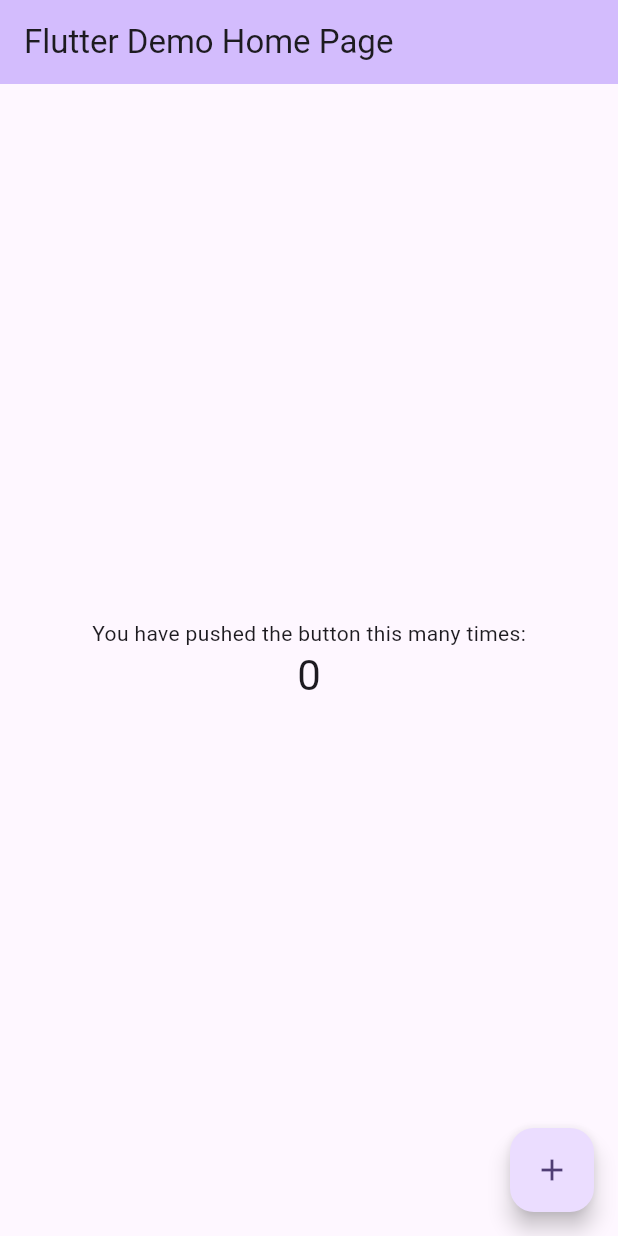
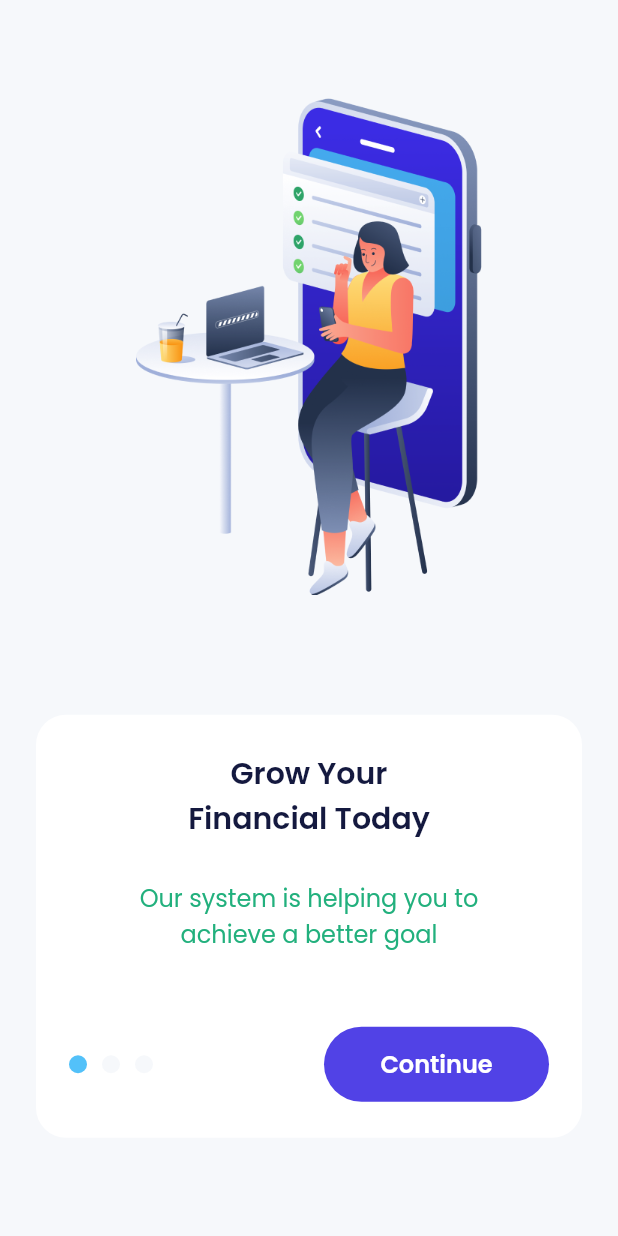
Before and after one commit to ahsar04/bank_sha, a Flutter app: the screen it shows after launch, on a phone screen of 412 x 824 dp. Run offline on Flutter 3.47's test engine with Material 2 defaults, Android fonts, the phone set to English and light mode, and no system bars; drawn by our look-alikes of carousel_slider; our stand-ins replace google_fonts.

Commit message:
login page

```diff
--- a/lib/main.dart
+++ b/lib/main.dart
@@ -1,125 +1,16 @@
+import 'package:bank_sha/ui/pages/splash_page.dart';
 import 'package:flutter/material.dart';
 
-void main() {
-  runApp(const MyApp());
-}
+void main() => runApp(const MyApp());
 
 class MyApp extends StatelessWidget {
   const MyApp({super.key});
 
-  // This widget is the root of your application.
   @override
   Widget build(BuildContext context) {
-    return MaterialApp(
-      title: 'Flutter Demo',
-      theme: ThemeData(
-        // This is the theme of your application.
-        //
-        // TRY THIS: Try running your application with "flutter run". You'll see
-        // the application has a blue toolbar. Then, without quitting the app,
-        // try changing the seedColor in the colorScheme below to Colors.green
-        // and then invoke "hot reload" (save your changes or press the "hot
-        // reload" button in a Flutter-supported IDE, or press "r" if you used
-        // the command line to start the app).
-        //
-        // Notice that the counter didn't reset back to zero; the application
-        // state is not lost during the reload. To reset the state, use hot
-        // restart instead.
-        //
-        // This works for code too, not just values: Most code changes can be
-        // tested with just a hot reload.
-        colorScheme: ColorScheme.fromSeed(seedColor: Colors.deepPurple),
-        useMaterial3: true,
-      ),
-      home: const MyHomePage(title: 'Flutter Demo Home Page'),
+    return const MaterialApp(
+      debugShowCheckedModeBanner: false,
+      home: SplashPage(),
     );
   }
 }
-
-class MyHomePage extends StatefulWidget {
-  const MyHomePage({super.key, required this.title});
-
-  // This widget is the home page of your application. It is stateful, meaning
-  // that it has a State object (defined below) that contains fields that affect
-  // how it looks.
-
-  // This class is the configuration for the state. It holds the values (in this
-  // case the title) provided by the parent (in this case the App widget) and
-  // used by the build method of the State. Fields in a Widget subclass are
-  // always marked "final".
-
-  final String title;
-
-  @override
-  State<MyHomePage> createState() => _MyHomePageState();
-}
-
-class _MyHomePageState extends State<MyHomePage> {
-  int _counter = 0;
-
-  void _incrementCounter() {
-    setState(() {
-      // This call to setState tells the Flutter framework that something has
-      // changed in this State, which causes it to rerun the build method below
-      // so that the display can reflect the updated values. If we changed
-      // _counter without calling setState(), then the build method would not be
-      // called again, and so nothing would appear to happen.
-      _counter++;
-    });
-  }
-
-  @override
-  Widget build(BuildContext context) {
-    // This method is rerun every time setState is called, for instance as done
-    // by the _incrementCounter method above.
-    //
-    // The Flutter framework has been optimized to make rerunning build methods
-    // fast, so that you can just rebuild anything that needs updating rather
-    // than having to individually change instances of widgets.
-    return Scaffold(
-      appBar: AppBar(
-        // TRY THIS: Try changing the color here to a specific color (to
-        // Colors.amber, perhaps?) and trigger a hot reload to see the AppBar
-        // change color while the other colors stay the same.
-        backgroundColor: Theme.of(context).colorScheme.inversePrimary,
-        // Here we take the value from the MyHomePage object that was created by
-        // the App.build method, and use it to set our appbar title.
-        title: Text(widget.title),
-      ),
-      body: Center(
-        // Center is a layout widget. It takes a single child and positions it
-        // in the middle of the parent.
-        child: Column(
-          // Column is also a layout widget. It takes a list of children and
-          // arranges them vertically. By default, it sizes itself to fit its
-          // children horizontally, and tries to be as tall as its parent.
-          //
-          // Column has various properties to control how it sizes itself and
-          // how it positions its children. Here we use mainAxisAlignment to
-          // center the children vertically; the main axis here is the vertical
-          // axis because Columns are vertical (the cross axis would be
-          // horizontal).
-          //
-          // TRY THIS: Invoke "debug painting" (choose the "Toggle Debug Paint"
-          // action in the IDE, or press "p" in the console), to see the
-          // wireframe for each widget.
-          mainAxisAlignment: MainAxisAlignment.center,
-          children: <Widget>[
-            const Text(
-              'You have pushed the button this many times:',
-            ),
-            Text(
-              '$_counter',
-              style: Theme.of(context).textTheme.headlineMedium,
-            ),
-          ],
-        ),
-      ),
-      floatingActionButton: FloatingActionButton(
-        onPressed: _incrementCounter,
-        tooltip: 'Increment',
-        child: const Icon(Icons.add),
-      ), // This trailing comma makes auto-formatting nicer for build methods.
-    );
-  }
-}
--- /dev/null
+++ b/lib/shared/theme.dart
@@ -0,0 +1,36 @@
+import 'package:flutter/material.dart';
+import 'package:google_fonts/google_fonts.dart';
+
+Color whiteColor = const Color(0xffFFFFFF);
+Color blackColor = const Color(0xff14193F);
+Color greyColor = const Color(0xffA4A8AE);
+Color lightBackgroundColor = const Color(0xffF6F8FB);
+Color darkBackgroundColor = const Color(0xff020518);
+Color blueColor = const Color(0xff53C1F9);
+Color purpleColor = const Color(0xff5142E6);
+Color greenColor = const Color(0xff22B07D);
+Color numberBackGroundColor = const Color(0xff1A1D2E);
+
+TextStyle blackTextStyle = GoogleFonts.poppins(
+  color: blackColor,
+);
+TextStyle whiteTextStyle = GoogleFonts.poppins(
+  color: whiteColor,
+);
+TextStyle greyTextStyle = GoogleFonts.poppins(
+  color: greyColor,
+);
+TextStyle blueTextStyle = GoogleFonts.poppins(
+  color: blueColor,
+);
+TextStyle greenTextStyle = GoogleFonts.poppins(
+  color: greenColor,
+);
+
+FontWeight light = FontWeight.w300;
+FontWeight reguler = FontWeight.w400;
+FontWeight medium = FontWeight.w500;
+FontWeight semiBold = FontWeight.w600;
+FontWeight bold = FontWeight.w700;
+FontWeight extraBold = FontWeight.w800;
+FontWeight black = FontWeight.w900;
--- /dev/null
+++ b/lib/ui/pages/onboarding_page.dart
@@ -0,0 +1,199 @@
+import 'package:bank_sha/shared/theme.dart';
+import 'package:bank_sha/ui/pages/sign_in_page.dart';
+import 'package:bank_sha/ui/widgets/buttons.dart';
+import 'package:carousel_slider/carousel_slider.dart';
+import 'package:flutter/material.dart';
+
+class OnboardingPage extends StatefulWidget {
+  const OnboardingPage({super.key});
+
+  @override
+  State<OnboardingPage> createState() => _OnboardingPageState();
+}
+
+class _OnboardingPageState extends State<OnboardingPage> {
+  int currentIndex = 0;
+  CarouselController carouselController = CarouselController();
+
+  List<String> titles = [
+    'Grow Your\nFinancial Today',
+    'Build From\nZero to Freedom',
+    'Start Together',
+  ];
+
+  List<String> subTitles = [
+    'Our system is helping you to\nachieve a better goal',
+    'We provide tips for you so that\nyou can adapt easier',
+    'We will guide you to where\nyou wanted it too',
+  ];
+
+  @override
+  Widget build(BuildContext context) {
+    return Scaffold(
+      backgroundColor: lightBackgroundColor,
+      body: Center(
+        child: Column(
+          mainAxisAlignment: MainAxisAlignment.center,
+          children: [
+            CarouselSlider(
+              items: [
+                Image.asset(
+                  'assets/images/img_onboarding_1.png',
+                  height: 331,
+                ),
+                Image.asset(
+                  'assets/images/img_onboarding_2.png',
+                  height: 331,
+                ),
+                Image.asset(
+                  'assets/images/img_onboarding_3.png',
+                  height: 331,
+                ),
+              ],
+              options: CarouselOptions(
+                height: 331,
+                viewportFraction: 1,
+                enableInfiniteScroll: false,
+                onPageChanged: (index, reason) {
+                  setState(() {
+                    currentIndex = index;
+                  });
+                },
+              ),
+              carouselController: carouselController,
+            ),
+            const SizedBox(
+              height: 80,
+            ),
+            Container(
+              margin: const EdgeInsets.symmetric(
+                horizontal: 24,
+              ),
+              padding: const EdgeInsets.symmetric(
+                horizontal: 22,
+                vertical: 24,
+              ),
+              decoration: BoxDecoration(
+                color: whiteColor,
+                borderRadius: BorderRadius.circular(20),
+              ),
+              child: Column(
+                children: [
+                  Text(
+                    titles[currentIndex],
+                    style: blackTextStyle.copyWith(
+                      fontSize: 20,
+                      fontWeight: semiBold,
+                    ),
+                    textAlign: TextAlign.center,
+                  ),
+                  const SizedBox(
+                    height: 26,
+                  ),
+                  Text(
+                    subTitles[currentIndex],
+                    style: greenTextStyle.copyWith(
+                      fontSize: 16,
+                    ),
+                    textAlign: TextAlign.center,
+                  ),
+                  SizedBox(
+                    height: currentIndex == 2 ? 38 : 50,
+                  ),
+                  currentIndex == 2
+                      ? Column(
+                          children: [
+                            CustomFilledButton(
+                              title: 'Get Started',
+                              onPressed: () {},
+                            ),
+                            const SizedBox(
+                              height: 20,
+                            ),
+                            SizedBox(
+                              width: double.infinity,
+                              height: 50,
+                              child: TextButton(
+                                onPressed: () {
+                                  Navigator.push(
+                                      context,
+                                      MaterialPageRoute(
+                                          builder: (context) =>
+                                              const SignInPage()));
+                                },
+                                style: TextButton.styleFrom(
+                                  padding: EdgeInsets.zero,
+                                  shape: RoundedRectangleBorder(
+                                    borderRadius: BorderRadius.circular(56),
+                                  ),
+                                ),
+                                child: Text(
+                                  'Sign In',
+                                  style: greyTextStyle.copyWith(
+                                    fontSize: 16,
+                                  ),
+                                ),
+                              ),
+                            ),
+                          ],
+                        )
+                      : Row(
+                          children: [
+                            Container(
+                              width: 12,
+                              height: 12,
+                              margin: const EdgeInsets.only(
+                                right: 10,
+                              ),
+                              decoration: BoxDecoration(
+                                shape: BoxShape.circle,
+                                color: currentIndex == 0
+                                    ? blueColor
+                                    : lightBackgroundColor,
+                              ),
+                            ),
+                            Container(
+                              width: 12,
+                              height: 12,
+                              margin: const EdgeInsets.only(
+                                right: 10,
+                              ),
+                              decoration: BoxDecoration(
+                                shape: BoxShape.circle,
+                                color: currentIndex == 1
+                                    ? blueColor
+                                    : lightBackgroundColor,
+                              ),
+                            ),
+                            Container(
+                              width: 12,
+                              height: 12,
+                              margin: const EdgeInsets.only(
+                                right: 10,
+                              ),
+                              decoration: BoxDecoration(
+                                shape: BoxShape.circle,
+                                color: currentIndex == 2
+                                    ? blueColor
+                                    : lightBackgroundColor,
+                              ),
+                            ),
+                            const Spacer(),
+                            CustomFilledButton(
+                              width: 150,
+                              title: 'Continue',
+                              onPressed: () {
+                                carouselController.nextPage();
+                              },
+                            ),
+                          ],
+                        )
+                ],
+              ),
+            ),
+          ],
+        ),
+      ),
+    );
+  }
+}
--- /dev/null
+++ b/lib/ui/widgets/buttons.dart
@@ -0,0 +1,78 @@
+import 'package:flutter/material.dart';
+import 'package:bank_sha/shared/theme.dart';
+
+class CustomFilledButton extends StatelessWidget {
+  final String title;
+  final double width;
+  final double hight;
+  final VoidCallback? onPressed;
+
+  const CustomFilledButton({
+    super.key,
+    required this.title,
+    this.hight = 50,
+    this.width = double.infinity,
+    this.onPressed,
+  });
+
+  @override
+  Widget build(BuildContext context) {
+    return SizedBox(
+      width: width,
+      height: hight,
+      child: TextButton(
+        onPressed: onPressed,
+        style: TextButton.styleFrom(
+          backgroundColor: purpleColor,
+          shape: RoundedRectangleBorder(
+            borderRadius: BorderRadius.circular(56),
+          ),
+        ),
+        child: Text(
+          title,
+          style: whiteTextStyle.copyWith(
+            fontSize: 16,
+            fontWeight: semiBold,
+          ),
+        ),
+      ),
+    );
+  }
+}
+
+class CustomTextButton extends StatelessWidget {
+  final String title;
+  final double width;
+  final double hight;
+  final VoidCallback? onPressed;
+  const CustomTextButton({
+    super.key,
+    required this.title,
+    this.hight = 50,
+    this.width = double.infinity,
+    this.onPressed,
+  });
+
+  @override
+  Widget build(BuildContext context) {
+    return SizedBox(
+      width: width,
+      height: hight,
+      child: TextButton(
+        onPressed: () {},
+        style: TextButton.styleFrom(
+          padding: EdgeInsets.zero,
+          shape: RoundedRectangleBorder(
+            borderRadius: BorderRadius.circular(56),
+          ),
+        ),
+        child: Text(
+          title,
+          style: greyTextStyle.copyWith(
+            fontSize: 16,
+          ),
+        ),
+      ),
+    );
+  }
+}
--- a/pubspec.yaml
+++ b/pubspec.yaml
@@ -34,6 +34,8 @@ dependencies:
   # The following adds the Cupertino Icons font to your application.
   # Use with the CupertinoIcons class for iOS style icons.
   cupertino_icons: ^1.0.2
+  google_fonts: ^5.1.0
+  carousel_slider: ^4.2.1
 
 dev_dependencies:
   flutter_test:
```
Also changed, not shown: lib/ui/pages/sign_in_page.dart (added, +129 -0 lines), lib/ui/pages/splash_page.dart (added, +39 -0 lines), pubspec.lock, 1 other file.
